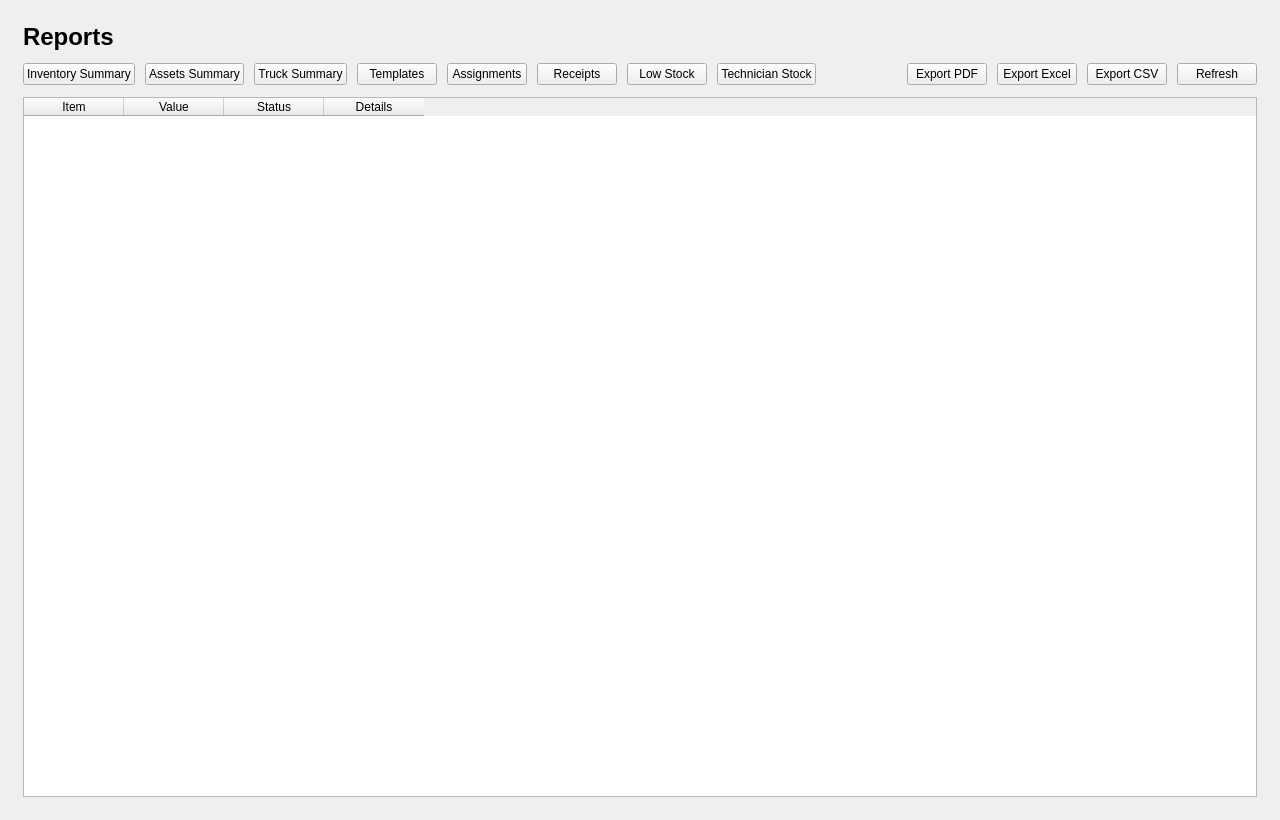
The window that InventoryQtApp/ReportsPage.ui (Felipeact/InventoryQtApp) describes before a commit, drawn with Qt 5.
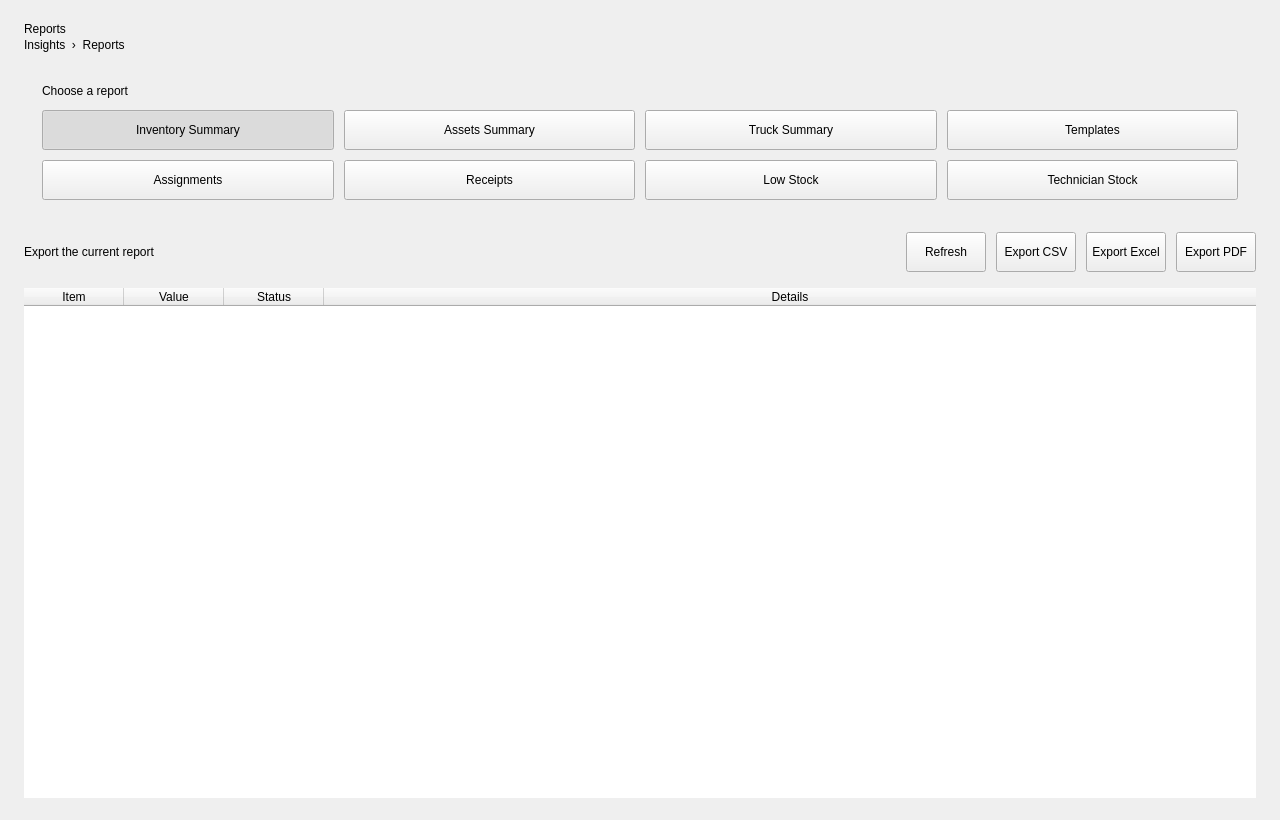
The same window after the commit.

The edit to the form file:
```diff
--- a/InventoryQtApp/ReportsPage.ui
+++ b/InventoryQtApp/ReportsPage.ui
@@ -1,212 +1,91 @@
 <?xml version="1.0" encoding="UTF-8"?>
 <ui version="4.0">
-    <class>ReportsPageClass</class>
-
-    <widget class="QWidget" name="ReportsPageClass">
-        <property name="geometry">
-            <rect>
-                <x>0</x>
-                <y>0</y>
-                <width>1280</width>
-                <height>820</height>
-            </rect>
-        </property>
-
-        <property name="windowTitle">
-            <string>Reports</string>
-        </property>
-
-        <property name="styleSheet">
-            <string notr="true"/>
-        </property>
-
-        <layout class="QVBoxLayout" name="rootLayout">
-            <property name="leftMargin">
-                <number>14</number>
-            </property>
-            <property name="topMargin">
-                <number>14</number>
-            </property>
-            <property name="rightMargin">
-                <number>14</number>
-            </property>
-            <property name="bottomMargin">
-                <number>14</number>
-            </property>
-            <property name="spacing">
-                <number>12</number>
-            </property>
-
-            <item>
-                <widget class="QWidget" name="pageContainer" native="true">
-                    <layout class="QVBoxLayout" name="pageLayout">
-                        <property name="spacing">
-                            <number>12</number>
-                        </property>
-
-                        <item>
-                            <layout class="QVBoxLayout" name="titleLayout">
-                                <item>
-                                    <widget class="QLabel" name="pageTitle">
-                                        <property name="text">
-                                            <string>Reports</string>
-                                        </property>
-                                        <property name="styleSheet">
-                                            <string notr="true">font-size: 18pt; font-weight: bold;</string>
-                                        </property>
-                                    </widget>
-                                </item>
-                            </layout>
-                        </item>
-
-                        <item>
-                            <layout class="QHBoxLayout" name="controlLayout">
-                                <property name="spacing">
-                                    <number>10</number>
-                                </property>
-
-                                <item>
-                                    <widget class="QPushButton" name="inventorySummaryBtn">
-                                        <property name="text">
-                                            <string>Inventory Summary</string>
-                                        </property>
-                                    </widget>
-                                </item>
-
-                                <item>
-                                    <widget class="QPushButton" name="assetsSummaryBtn">
-                                        <property name="text">
-                                            <string>Assets Summary</string>
-                                        </property>
-                                    </widget>
-                                </item>
-
-								<item>
-									<widget class="QPushButton" name="truckSummaryBtn">
-										<property name="text">
-											<string>Truck Summary</string>
-										</property>
-									</widget>
-								</item>
-
-								<item>
-									<widget class="QPushButton" name="templatesSummaryBtn">
-										<property name="text">
-											<string>Templates</string>
-										</property>
-									</widget>
-								</item>
-
-								<item>
-									<widget class="QPushButton" name="assignmentsSummaryBtn">
-										<property name="text">
-											<string>Assignments</string>
-										</property>
-									</widget>
-								</item>
-
-								<item>
-									<widget class="QPushButton" name="receiptsSummaryBtn">
-										<property name="text">
-											<string>Receipts</string>
-										</property>
-									</widget>
-								</item>
-
-								<item>
-									<widget class="QPushButton" name="lowStockSummaryBtn">
-										<property name="text">
-											<string>Low Stock</string>
-										</property>
-									</widget>
-								</item>
-
-								<item>
-									<widget class="QPushButton" name="technicianStockSummaryBtn">
-										<property name="text">
-											<string>Technician Stock</string>
-										</property>
-									</widget>
-								</item>
-
-                                <item>
-                                    <spacer name="horizontalSpacer">
-                                        <property name="orientation">
-                                            <enum>Qt::Horizontal</enum>
-                                        </property>
-                                        <property name="sizeHint" stdset="0">
-                                            <size>
-                                                <width>40</width>
-                                                <height>20</height>
-                                            </size>
-                                        </property>
-                                    </spacer>
-                                </item>
-
-                                <item>
-                                    <widget class="QPushButton" name="exportPdfBtn">
-                                        <property name="text">
-                                            <string>Export PDF</string>
-                                        </property>
-                                    </widget>
-                                </item>
-
-                                <item>
-                                    <widget class="QPushButton" name="exportExcelBtn">
-                                        <property name="text">
-                                            <string>Export Excel</string>
-                                        </property>
-                                    </widget>
-                                </item>
-
-                                <item>
-                                    <widget class="QPushButton" name="exportCsvBtn">
-                                        <property name="text">
-                                            <string>Export CSV</string>
-                                        </property>
-                                    </widget>
-                                </item>
-
-                                <item>
-                                    <widget class="QPushButton" name="refreshBtn">
-                                        <property name="text">
-                                            <string>Refresh</string>
-                                        </property>
-                                    </widget>
-                                </item>
-                            </layout>
-                        </item>
-
-                        <item>
-                            <widget class="QTableWidget" name="reportTable">
-                                <property name="columnCount">
-                                    <number>4</number>
-                                </property>
-                                <column>
-                                    <property name="text">
-                                        <string>Item</string>
-                                    </property>
-                                </column>
-                                <column>
-                                    <property name="text">
-                                        <string>Value</string>
-                                    </property>
-                                </column>
-                                <column>
-                                    <property name="text">
-                                        <string>Status</string>
-                                    </property>
-                                </column>
-                                <column>
-                                    <property name="text">
-                                        <string>Details</string>
-                                    </property>
-                                </column>
-                            </widget>
-                        </item>
-                    </layout>
-                </widget>
-            </item>
+ <class>ReportsPageClass</class>
+ <widget class="QWidget" name="ReportsPageClass">
+  <property name="geometry">
+   <rect><x>0</x><y>0</y><width>1280</width><height>820</height></rect>
+  </property>
+  <property name="windowTitle"><string>Reports</string></property>
+  <layout class="QVBoxLayout" name="rootLayout">
+   <property name="leftMargin"><number>24</number></property>
+   <property name="topMargin"><number>22</number></property>
+   <property name="rightMargin"><number>24</number></property>
+   <property name="bottomMargin"><number>22</number></property>
+   <property name="spacing"><number>16</number></property>
+   <item>
+    <widget class="QWidget" name="pageContainer" native="true">
+     <layout class="QVBoxLayout" name="pageLayout">
+      <property name="leftMargin"><number>0</number></property>
+      <property name="topMargin"><number>0</number></property>
+      <property name="rightMargin"><number>0</number></property>
+      <property name="bottomMargin"><number>0</number></property>
+      <property name="spacing"><number>16</number></property>
+      <item>
+       <layout class="QVBoxLayout" name="titleLayout">
+        <property name="spacing"><number>2</number></property>
+        <item><widget class="QLabel" name="pageTitle"><property name="text"><string>Reports</string></property></widget></item>
+        <item><widget class="QLabel" name="breadcrumbLabel"><property name="text"><string>Insights  ›  Reports</string></property></widget></item>
+       </layout>
+      </item>
+      <item>
+       <widget class="QWidget" name="reportTypeCard" native="true">
+        <layout class="QVBoxLayout" name="reportTypeLayout">
+         <property name="leftMargin"><number>18</number></property>
+         <property name="topMargin"><number>16</number></property>
+         <property name="rightMargin"><number>18</number></property>
+         <property name="bottomMargin"><number>16</number></property>
+         <property name="spacing"><number>12</number></property>
+         <item><widget class="QLabel" name="reportTypeLabel"><property name="text"><string>Choose a report</string></property></widget></item>
+         <item>
+          <layout class="QGridLayout" name="summaryGrid">
+           <property name="horizontalSpacing"><number>10</number></property>
+           <property name="verticalSpacing"><number>10</number></property>
+           <item row="0" column="0"><widget class="QPushButton" name="inventorySummaryBtn"><property name="minimumSize"><size><width>0</width><height>40</height></size></property><property name="cursor"><cursorShape>PointingHandCursor</cursorShape></property><property name="checkable"><bool>true</bool></property><property name="checked"><bool>true</bool></property><property name="autoExclusive"><bool>true</bool></property><property name="text"><string>Inventory Summary</string></property></widget></item>
+           <item row="0" column="1"><widget class="QPushButton" name="assetsSummaryBtn"><property name="minimumSize"><size><width>0</width><height>40</height></size></property><property name="cursor"><cursorShape>PointingHandCursor</cursorShape></property><property name="checkable"><bool>true</bool></property><property name="autoExclusive"><bool>true</bool></property><property name="text"><string>Assets Summary</string></property></widget></item>
+           <item row="0" column="2"><widget class="QPushButton" name="truckSummaryBtn"><property name="minimumSize"><size><width>0</width><height>40</height></size></property><property name="cursor"><cursorShape>PointingHandCursor</cursorShape></property><property name="checkable"><bool>true</bool></property><property name="autoExclusive"><bool>true</bool></property><property name="text"><string>Truck Summary</string></property></widget></item>
+           <item row="0" column="3"><widget class="QPushButton" name="templatesSummaryBtn"><property name="minimumSize"><size><width>0</width><height>40</height></size></property><property name="cursor"><cursorShape>PointingHandCursor</cursorShape></property><property name="checkable"><bool>true</bool></property><property name="autoExclusive"><bool>true</bool></property><property name="text"><string>Templates</string></property></widget></item>
+           <item row="1" column="0"><widget class="QPushButton" name="assignmentsSummaryBtn"><property name="minimumSize"><size><width>0</width><height>40</height></size></property><property name="cursor"><cursorShape>PointingHandCursor</cursorShape></property><property name="checkable"><bool>true</bool></property><property name="autoExclusive"><bool>true</bool></property><property name="text"><string>Assignments</string></property></widget></item>
+           <item row="1" column="1"><widget class="QPushButton" name="receiptsSummaryBtn"><property name="minimumSize"><size><width>0</width><height>40</height></size></property><property name="cursor"><cursorShape>PointingHandCursor</cursorShape></property><property name="checkable"><bool>true</bool></property><property name="autoExclusive"><bool>true</bool></property><property name="text"><string>Receipts</string></property></widget></item>
+           <item row="1" column="2"><widget class="QPushButton" name="lowStockSummaryBtn"><property name="minimumSize"><size><width>0</width><height>40</height></size></property><property name="cursor"><cursorShape>PointingHandCursor</cursorShape></property><property name="checkable"><bool>true</bool></property><property name="autoExclusive"><bool>true</bool></property><property name="text"><string>Low Stock</string></property></widget></item>
+           <item row="1" column="3"><widget class="QPushButton" name="technicianStockSummaryBtn"><property name="minimumSize"><size><width>0</width><height>40</height></size></property><property name="cursor"><cursorShape>PointingHandCursor</cursorShape></property><property name="checkable"><bool>true</bool></property><property name="autoExclusive"><bool>true</bool></property><property name="text"><string>Technician Stock</string></property></widget></item>
+          </layout>
+         </item>
         </layout>
+       </widget>
+      </item>
+      <item>
+       <layout class="QHBoxLayout" name="exportRow">
+        <property name="spacing"><number>10</number></property>
+        <item><widget class="QLabel" name="exportHintLabel"><property name="text"><string>Export the current report</string></property></widget></item>
+        <item><spacer name="exportSpacer"><property name="orientation"><enum>Qt::Horizontal</enum></property><property name="sizeHint" stdset="0"><size><width>40</width><height>20</height></size></property></spacer></item>
+        <item><widget class="QPushButton" name="refreshBtn"><property name="minimumSize"><size><width>0</width><height>40</height></size></property><property name="cursor"><cursorShape>PointingHandCursor</cursorShape></property><property name="text"><string>Refresh</string></property></widget></item>
+        <item><widget class="QPushButton" name="exportCsvBtn"><property name="minimumSize"><size><width>0</width><height>40</height></size></property><property name="cursor"><cursorShape>PointingHandCursor</cursorShape></property><property name="text"><string>Export CSV</string></property></widget></item>
+        <item><widget class="QPushButton" name="exportExcelBtn"><property name="minimumSize"><size><width>0</width><height>40</height></size></property><property name="cursor"><cursorShape>PointingHandCursor</cursorShape></property><property name="text"><string>Export Excel</string></property></widget></item>
+        <item><widget class="QPushButton" name="exportPdfBtn"><property name="minimumSize"><size><width>0</width><height>40</height></size></property><property name="cursor"><cursorShape>PointingHandCursor</cursorShape></property><property name="text"><string>Export PDF</string></property><property name="variant" stdset="0"><string>primary</string></property></widget></item>
+       </layout>
+      </item>
+      <item>
+       <widget class="QTableWidget" name="reportTable">
+        <property name="frameShape"><enum>QFrame::NoFrame</enum></property>
+        <property name="editTriggers"><set>QAbstractItemView::NoEditTriggers</set></property>
+        <property name="alternatingRowColors"><bool>true</bool></property>
+        <property name="selectionBehavior"><enum>QAbstractItemView::SelectRows</enum></property>
+        <property name="showGrid"><bool>false</bool></property>
+        <property name="columnCount"><number>4</number></property>
+        <attribute name="horizontalHeaderStretchLastSection"><bool>true</bool></attribute>
+        <attribute name="horizontalHeaderHighlightSections"><bool>false</bool></attribute>
+        <attribute name="verticalHeaderVisible"><bool>false</bool></attribute>
+        <column><property name="text"><string>Item</string></property></column>
+        <column><property name="text"><string>Value</string></property></column>
+        <column><property name="text"><string>Status</string></property></column>
+        <column><property name="text"><string>Details</string></property></column>
+       </widget>
+      </item>
+     </layout>
     </widget>
+   </item>
+  </layout>
+ </widget>
+ <resources/>
+ <connections/>
 </ui>
```
